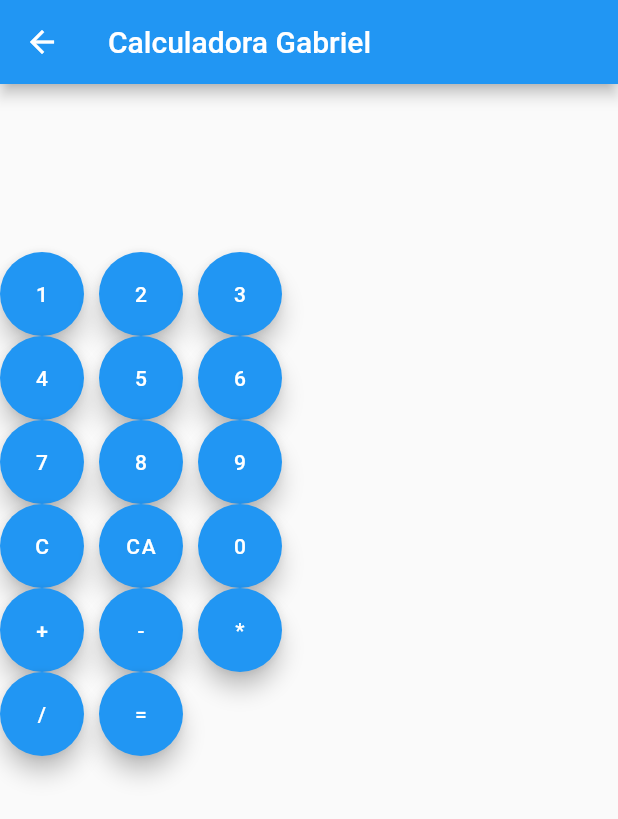
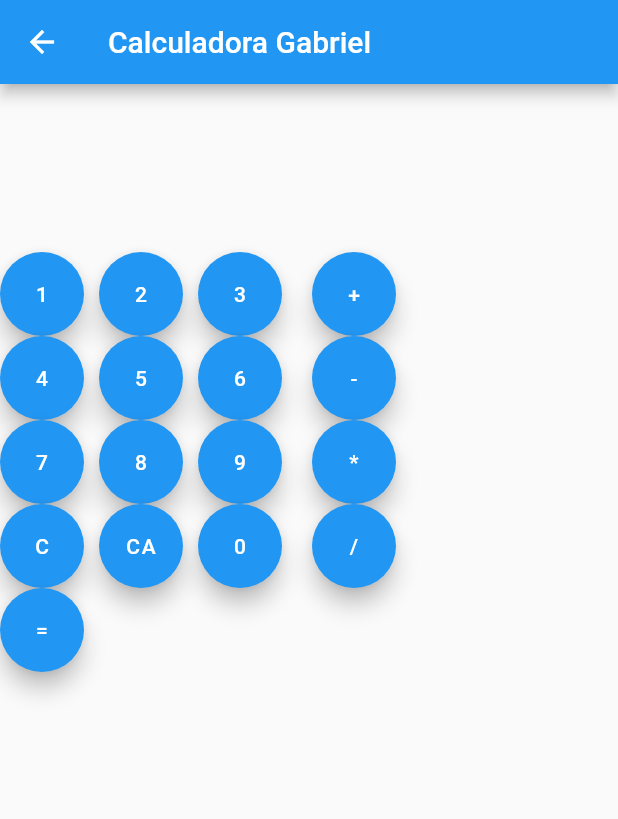
Before and after one commit to klauscj1/capacitacion_icreativa_flutter, a Flutter app: the CalculadoraGabriel screen opened directly, on a phone screen of 412 x 824 dp. Shown: the top 819 px of the screen. Run offline on Flutter 3.47's test engine with Material 2 defaults, Android fonts, the phone set to English and light mode, and no system bars.

Commit message:
Calculadora Gabriel

```diff
--- a/lib/ui/pages/calculadora_gabriel.dart
+++ b/lib/ui/pages/calculadora_gabriel.dart
@@ -64,6 +64,18 @@ class _CalculadoraGabrielState extends State<CalculadoraGabriel> {
                   },
                   child: Text('3'),
                 ),
+                SizedBox(
+                  width: 20,
+                ),
+                FloatingActionButton(
+                  heroTag: '+',
+                  onPressed: () {
+                    op = '+';
+                    bandok = false;
+                    setState(() {});
+                  },
+                  child: Text('+'),
+                ),
               ],
             ),
             Row(
@@ -101,6 +113,18 @@ class _CalculadoraGabrielState extends State<CalculadoraGabriel> {
                   },
                   child: Text('6'),
                 ),
+                SizedBox(
+                  width: 20,
+                ),
+                FloatingActionButton(
+                  heroTag: '-',
+                  onPressed: () {
+                    op = '-';
+                    bandok = false;
+                    setState(() {});
+                  },
+                  child: Text('-'),
+                ),
               ],
             ),
             Row(
@@ -137,6 +161,18 @@ class _CalculadoraGabrielState extends State<CalculadoraGabriel> {
                     setState(() {});
                   },
                   child: Text('9'),
+                ),
+                SizedBox(
+                  width: 20,
+                ),
+                FloatingActionButton(
+                  heroTag: '*',
+                  onPressed: () {
+                    op = '*';
+                    bandok = false;
+                    setState(() {});
+                  },
+                  child: Text('*'),
                 ),
               ],
             ),
@@ -178,47 +214,9 @@ class _CalculadoraGabrielState extends State<CalculadoraGabriel> {
                   },
                   child: Text('0'),
                 ),
-              ],
-            ),
-            Row(
-              children: [
-                FloatingActionButton(
-                  heroTag: '+',
-                  onPressed: () {
-                    op = '+';
-                    bandok = false;
-                    setState(() {});
-                  },
-                  child: Text('+'),
+                SizedBox(
+                  width: 20,
                 ),
-                SizedBox(
-                  width: 10,
-                ),
-                FloatingActionButton(
-                  heroTag: '-',
-                  onPressed: () {
-                    op = '-';
-                    bandok = false;
-                    setState(() {});
-                  },
-                  child: Text('-'),
-                ),
-                SizedBox(
-                  width: 10,
-                ),
-                FloatingActionButton(
-                  heroTag: '*',
-                  onPressed: () {
-                    op = '*';
-                    bandok = false;
-                    setState(() {});
-                  },
-                  child: Text('*'),
-                ),
-              ],
-            ),
-            Row(
-              children: [
                 FloatingActionButton(
                   heroTag: '/',
                   onPressed: () {
@@ -228,9 +226,10 @@ class _CalculadoraGabrielState extends State<CalculadoraGabriel> {
                   },
                   child: Text('/'),
                 ),
-                SizedBox(
-                  width: 10,
-                ),
+              ],
+            ),
+            Row(
+              children: [
                 FloatingActionButton(
                   heroTag: '=',
                   onPressed: () {
```
